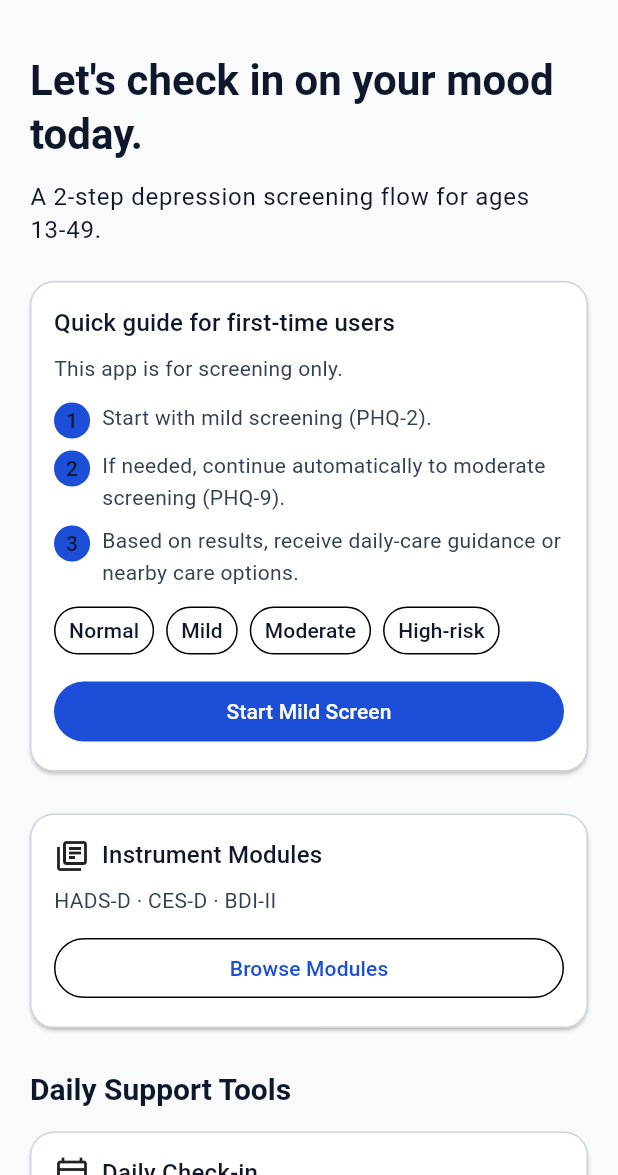
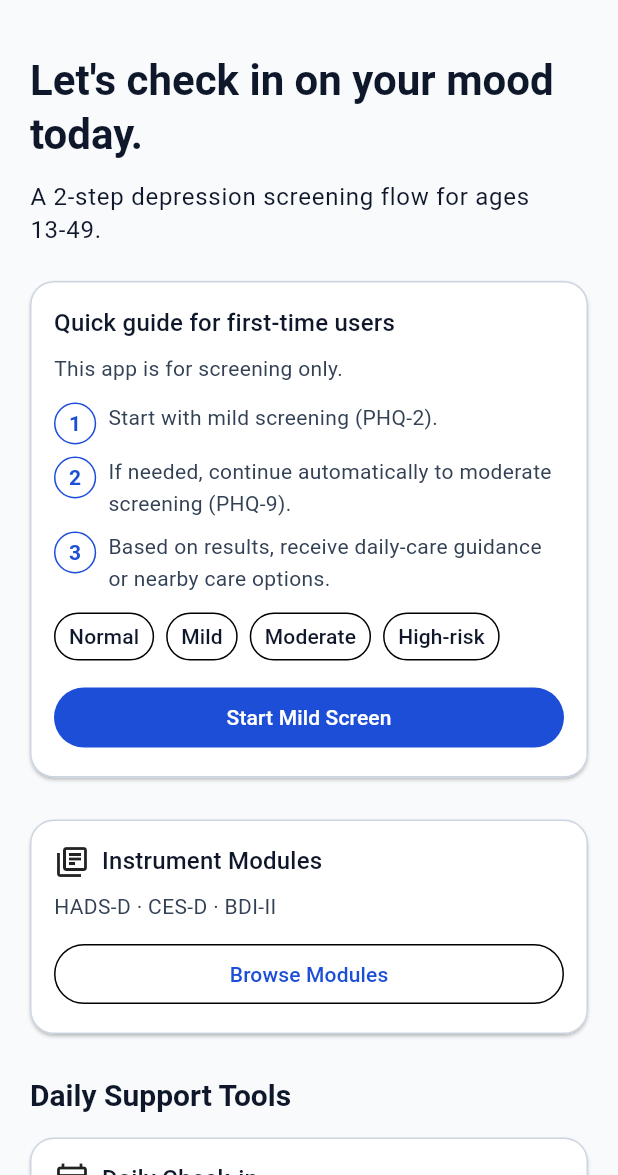
Before and after one commit to Forevernewvie/depressionCheck, a Flutter app: the HomeScreen screen opened by its route, on a phone screen of 412 x 824 dp, the part 61-1236 px from its top. Run offline on Flutter 3.47's test engine with Material 3 defaults, Android fonts, the phone set to English and light mode, and no system bars; our stand-ins replace flutter_map, flutter_riverpod, geolocator, go_router, google_mobile_ads, isar and 1 more; missing offline and left inert: dart:html; accounts and stored records are empty; generated files the repository leaves out were written again.

Commit message:
fix(ui): improve contrast for module CTA and step badges

```diff
--- a/lib/features/home/presentation/home_screen.dart
+++ b/lib/features/home/presentation/home_screen.dart
@@ -198,19 +198,24 @@ class HomeScreen extends ConsumerWidget {
 
   /// Purpose: Render one concise numbered guidance step on home.
   Widget _guideStep(BuildContext context, int index, String text) {
+    final colorScheme = Theme.of(context).colorScheme;
     return Row(
       crossAxisAlignment: CrossAxisAlignment.start,
       children: [
         DecoratedBox(
           decoration: BoxDecoration(
-            color: Theme.of(context).colorScheme.primaryContainer,
+            color: colorScheme.surfaceContainerHighest,
+            border: Border.all(color: colorScheme.primary),
             borderRadius: BorderRadius.circular(999),
           ),
           child: Padding(
-            padding: const EdgeInsets.symmetric(horizontal: 8, vertical: 2),
+            padding: const EdgeInsets.symmetric(horizontal: 10, vertical: 4),
             child: Text(
               '$index',
-              style: Theme.of(context).textTheme.labelLarge,
+              style: Theme.of(context).textTheme.labelLarge?.copyWith(
+                color: colorScheme.primary,
+                fontWeight: FontWeight.w700,
+              ),
             ),
           ),
         ),
--- a/lib/features/instruments/presentation/modules_screen.dart
+++ b/lib/features/instruments/presentation/modules_screen.dart
@@ -112,7 +112,7 @@ class _ModuleCard extends StatelessWidget {
               const SizedBox(height: 12),
               SizedBox(
                 width: double.infinity,
-                child: FilledButton.tonal(
+                child: FilledButton(
                   onPressed: onTap,
                   child: Text(buttonLabel!),
                 ),
```
